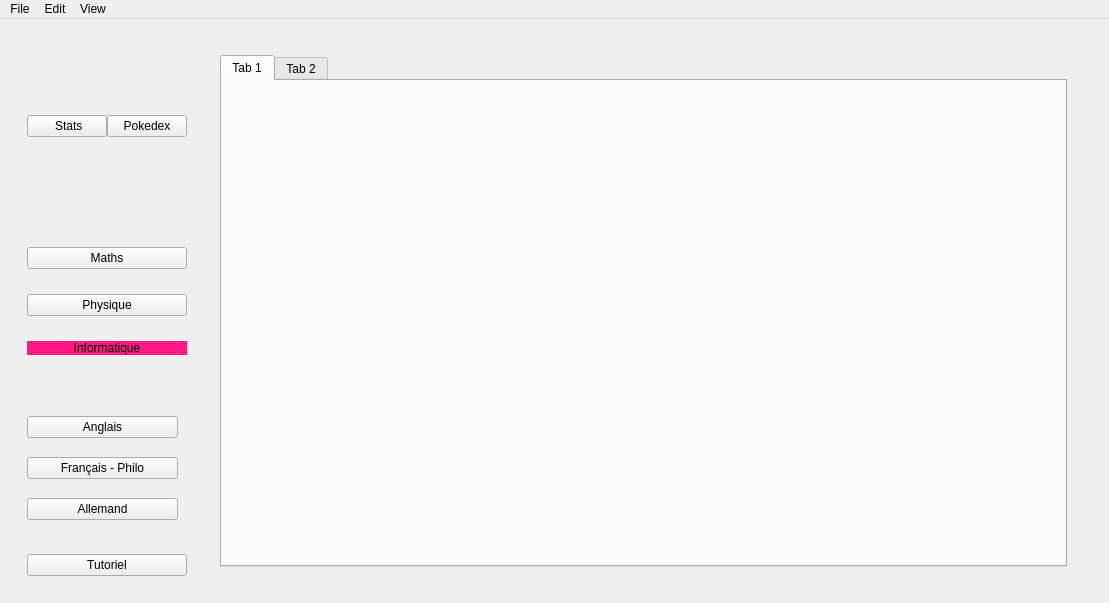
Above: mainwindow.ui from Laytongentleman/Neophyte before the change. Below: the same form after it.
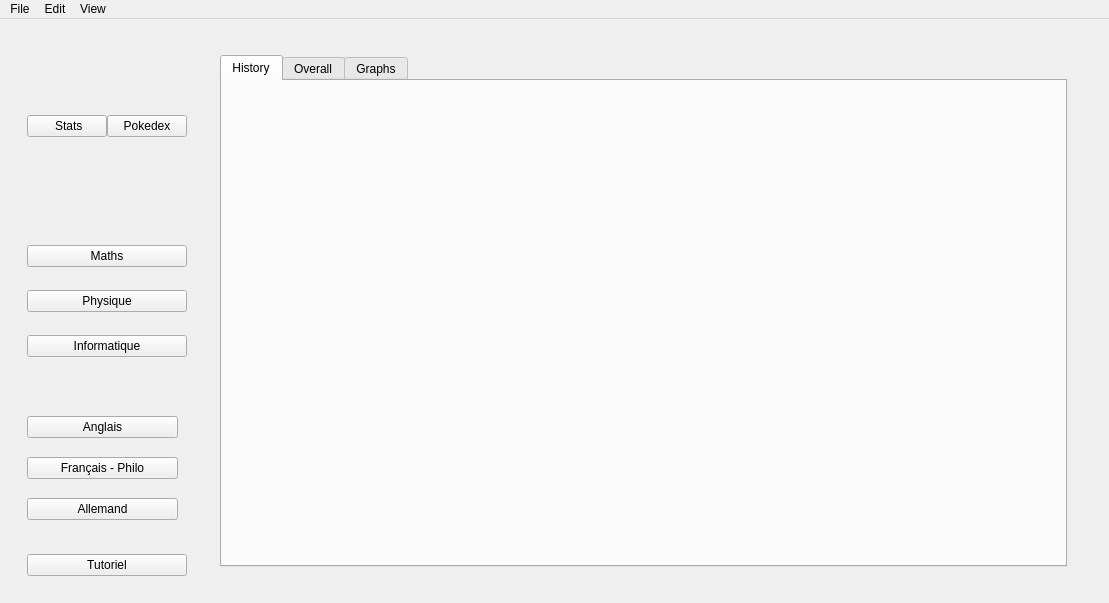
That is the form after the change. The open tabs and pages were chosen to show the change. Icons and pictures are not drawn.

Patch:
```diff
--- a/mainwindow.ui
+++ b/mainwindow.ui
@@ -247,11 +247,7 @@
                     <string>KISS: Keep it simple, stupid </string>
                    </property>
                    <property name="styleSheet">
-                    <string notr="true">QPushButton { border: none; 
-background-color: rgb(255, 25, 128);}
-*:hover {
-border: 1rem solid;
-  background-color: yellow;
+                    <string notr="true">QPushButton { 
 }</string>
                    </property>
                    <property name="text">
@@ -1491,14 +1487,22 @@
               <layout class="QGridLayout" name="gridLayout_15">
                <item row="0" column="0">
                 <widget class="QTabWidget" name="tabWidget">
-                 <widget class="QWidget" name="tab_15">
+                 <property name="currentIndex">
+                  <number>0</number>
+                 </property>
+                 <widget class="QWidget" name="heatmapsupport">
                   <attribute name="title">
-                   <string>Tab 1</string>
+                   <string>History</string>
                   </attribute>
                  </widget>
                  <widget class="QWidget" name="tab_16">
                   <attribute name="title">
-                   <string>Tab 2</string>
+                   <string>Overall</string>
+                  </attribute>
+                 </widget>
+                 <widget class="QWidget" name="graphs">
+                  <attribute name="title">
+                   <string>Graphs</string>
                   </attribute>
                  </widget>
                 </widget>
```
Left out of the diff: 7 changed lines with no effect on the pictures.
